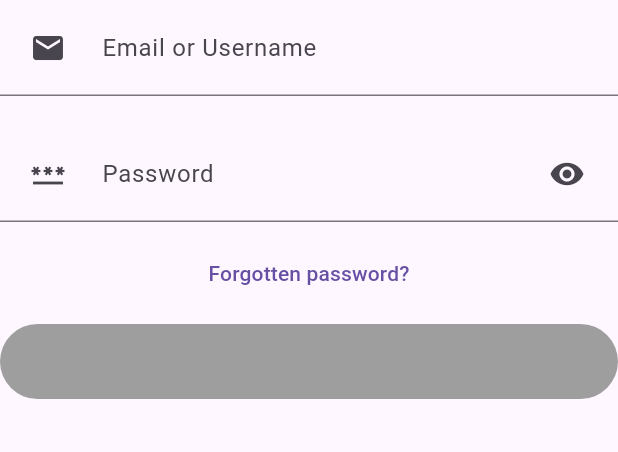
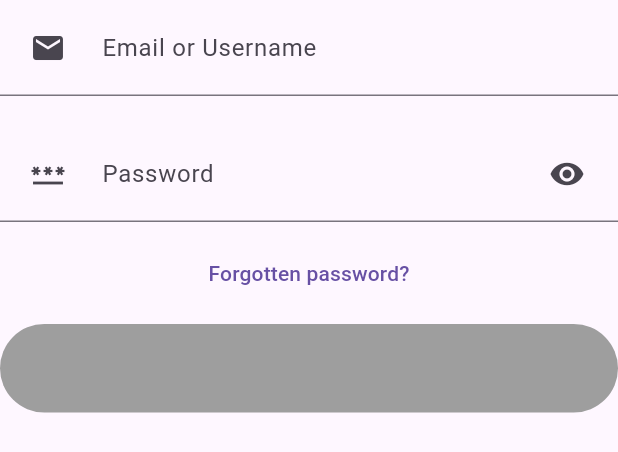
Before and after one commit to umoekagodman/sfsmsgapp, a Flutter app: the SignInForm widget shown alone on an empty page, opened directly with empty values, on a phone screen of 412 x 824 dp. Shown: the top 452 px of the screen. Run offline on Flutter 3.47's test engine with Material 3 defaults, Android fonts, the phone set to English and light mode, and no system bars; our stand-ins replace auto_route, cached_network_image, device_info_plus, easy_localization, flutter_html, flutter_riverpod and 13 more; missing offline and left inert: flutter_image_gallery_saver, onesignal_flutter, record, timeago_flutter, voice_message_package; accounts and stored records are empty; network calls fail; statements that could not run were skipped; project files that could hold a hidden picture were left out.

Commit message:
Update sign_in_form.dart

```diff
--- a/sfsmsgapp/Source/lib/screens/sign_in/components/sign_in_form.dart
+++ b/sfsmsgapp/Source/lib/screens/sign_in/components/sign_in_form.dart
@@ -35,9 +35,9 @@ class _SignInFormState extends ConsumerState<SignInForm> {
 
   @override
   void dispose() {
-    super.dispose();
     usernameEmailController.dispose();
     passwordController.dispose();
+    super.dispose();
   }
 
   Future<void> _handleSignIn() async {
@@ -57,34 +57,27 @@ class _SignInFormState extends ConsumerState<SignInForm> {
           "username_email": usernameEmailController.text,
           "password": passwordController.text,
           "device_name": deviceInfo['name'],
-          "device_type": (Platform.isAndroid) ? "A" : "I",
+          "device_type": Platform.isAndroid ? "A" : "I",
           "device_os_version": deviceInfo['systemVersion'],
         },
       );
 
-      // Always stop loading regardless of response
       setState(() {
         isSubmitLoading = false;
       });
 
       if (response['statusCode'] == 200) {
-        // check if 2FA enabled
         if (response['body']['data']['2FA'] != null) {
-          // navigate to the 2FA screen
           context.router.push(TwoFactorAuthRoute(
             userId: response['body']['data']['user_id'],
             method: response['body']['data']['method'],
           ));
         } else {
-          // save the token in the local storage
           await setSharedPref('x-auth-token', response['body']['data']['token']);
-          // update user provider data
           ref.read(userProvider.notifier).state = response['body']['data']['user'];
-          // navigate to the home screen
           goHome(ref, context: context);
         }
       } else {
-        // Show error message from API
         ScaffoldMessenger.of(context)
           ..removeCurrentSnackBar()
           ..showSnackBar(
@@ -92,11 +85,9 @@ class _SignInFormState extends ConsumerState<SignInForm> {
           );
       }
     } catch (e) {
-      // Handle any exceptions and stop loading
       setState(() {
         isSubmitLoading = false;
       });
-
       ScaffoldMessenger.of(context)
         ..removeCurrentSnackBar()
         ..showSnackBar(
@@ -111,7 +102,7 @@ class _SignInFormState extends ConsumerState<SignInForm> {
       key: formKey,
       child: Column(
         children: [
-          // Username or Email
+          // Email / Username
           TextFormField(
             controller: usernameEmailController,
             keyboardType: TextInputType.emailAddress,
@@ -130,6 +121,7 @@ class _SignInFormState extends ConsumerState<SignInForm> {
             },
           ),
           const SizedBox(height: 20),
+
           // Password
           TextFormField(
             controller: passwordController,
@@ -141,14 +133,14 @@ class _SignInFormState extends ConsumerState<SignInForm> {
                 child: Icon(Icons.password),
               ),
               suffixIcon: Padding(
-                padding: const EdgeInsets.symmetric(horizontal: 10, vertical: 0),
+                padding: const EdgeInsets.symmetric(horizontal: 10),
                 child: IconButton(
                   onPressed: () {
                     setState(() {
                       isPasswordObscure = !isPasswordObscure;
                     });
                   },
-                  icon: Icon((isPasswordObscure) ? Icons.visibility : Icons.visibility_off),
+                  icon: Icon(isPasswordObscure ? Icons.visibility : Icons.visibility_off),
                 ),
               ),
             ),
@@ -160,7 +152,8 @@ class _SignInFormState extends ConsumerState<SignInForm> {
             },
           ),
           const SizedBox(height: 10),
-          // Forget Password – keep default blue link style
+
+          // Forgot Password – remains blue link
           TextButton(
             onPressed: () {
               context.router.push(const ForgetPasswordRoute());
@@ -168,7 +161,8 @@ class _SignInFormState extends ConsumerState<SignInForm> {
             child: Text(tr("Forgotten password?")),
           ),
           const SizedBox(height: 10),
-          // Submit – uses splash-screen colors, no arrow
+
+          // Sign In Button – matches splash, loader adapts
           ElevatedButton(
             onPressed: _handleSignIn,
             style: ElevatedButton.styleFrom(
@@ -179,18 +173,23 @@ class _SignInFormState extends ConsumerState<SignInForm> {
                 borderRadius: BorderRadius.circular(30),
               ),
               elevation: 0,
+              padding: const EdgeInsets.symmetric(vertical: 18),
             ),
             child: isSubmitLoading
-                ? const SizedBox(
+                ? SizedBox(
                     height: 20,
                     width: 20,
-                    child: CircularProgressIndicator(color: Colors.white),
+                    child: CircularProgressIndicator(
+                      color: widget.buttonText, // Adapts to theme!
+                      strokeWidth: 2,
+                    ),
                   )
                 : Text(
                     tr("Sign In"),
                     style: TextStyle(
                       color: widget.buttonText,
                       fontWeight: FontWeight.w600,
+                      fontSize: 16,
                     ),
                   ),
           ),
```
